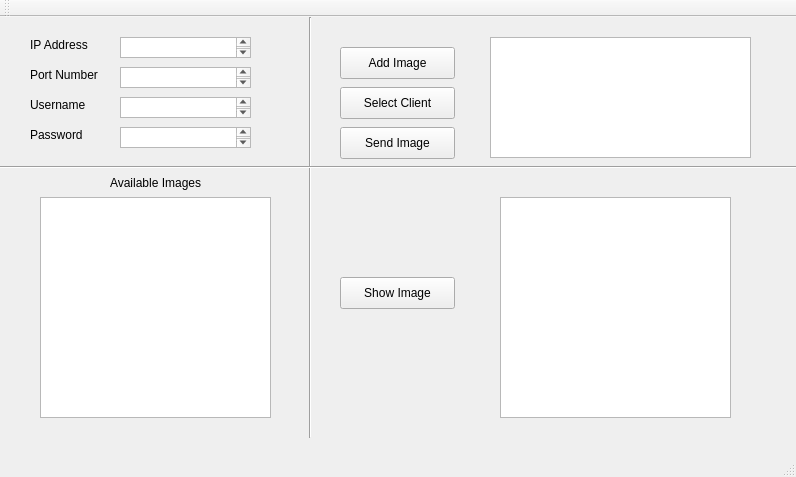
First picture: the form in mainwindow.ui, repository rawanabbas/Mercury, before the edit.
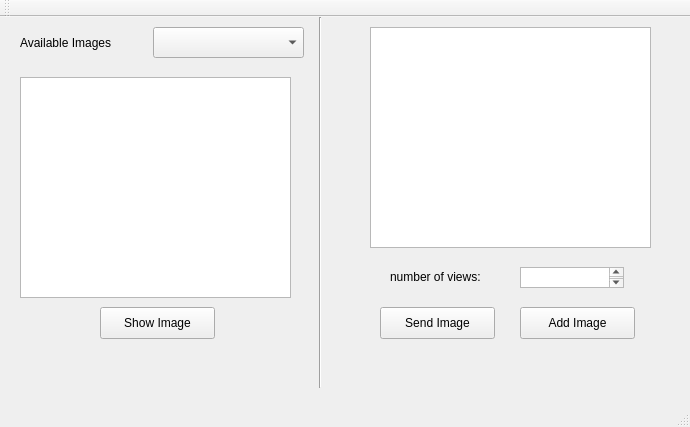
Second picture: the form after the edit.

Commit message: GUI (commented parts are still to be done)

The edit to the form file:
```diff
--- a/mainwindow.ui
+++ b/mainwindow.ui
@@ -6,121 +6,19 @@
    <rect>
     <x>0</x>
     <y>0</y>
-    <width>796</width>
-    <height>477</height>
+    <width>690</width>
+    <height>427</height>
    </rect>
   </property>
   <property name="windowTitle">
    <string>MainWindow</string>
   </property>
   <widget class="QWidget" name="centralWidget">
-   <widget class="QTextEdit" name="textEdit">
-    <property name="geometry">
-     <rect>
-      <x>120</x>
-      <y>20</y>
-      <width>131</width>
-      <height>21</height>
-     </rect>
-    </property>
-   </widget>
-   <widget class="QLabel" name="label">
-    <property name="geometry">
-     <rect>
-      <x>30</x>
-      <y>20</y>
-      <width>59</width>
-      <height>16</height>
-     </rect>
-    </property>
-    <property name="text">
-     <string>IP Address</string>
-    </property>
-   </widget>
-   <widget class="QLabel" name="label_2">
-    <property name="geometry">
-     <rect>
-      <x>30</x>
-      <y>50</y>
-      <width>81</width>
-      <height>16</height>
-     </rect>
-    </property>
-    <property name="text">
-     <string>Port Number</string>
-    </property>
-   </widget>
-   <widget class="QTextEdit" name="textEdit_2">
-    <property name="geometry">
-     <rect>
-      <x>120</x>
-      <y>50</y>
-      <width>131</width>
-      <height>21</height>
-     </rect>
-    </property>
-   </widget>
-   <widget class="QLabel" name="label_3">
-    <property name="geometry">
-     <rect>
-      <x>30</x>
-      <y>80</y>
-      <width>71</width>
-      <height>16</height>
-     </rect>
-    </property>
-    <property name="text">
-     <string>Username</string>
-    </property>
-   </widget>
-   <widget class="QTextEdit" name="textEdit_3">
-    <property name="geometry">
-     <rect>
-      <x>120</x>
-      <y>80</y>
-      <width>131</width>
-      <height>21</height>
-     </rect>
-    </property>
-   </widget>
-   <widget class="QLabel" name="label_4">
-    <property name="geometry">
-     <rect>
-      <x>30</x>
-      <y>110</y>
-      <width>71</width>
-      <height>16</height>
-     </rect>
-    </property>
-    <property name="text">
-     <string>Password</string>
-    </property>
-   </widget>
-   <widget class="QTextEdit" name="textEdit_4">
-    <property name="geometry">
-     <rect>
-      <x>120</x>
-      <y>110</y>
-      <width>131</width>
-      <height>21</height>
-     </rect>
-    </property>
-   </widget>
-   <widget class="QGraphicsView" name="graphicsView">
-    <property name="geometry">
-     <rect>
-      <x>40</x>
-      <y>180</y>
-      <width>231</width>
-      <height>221</height>
-     </rect>
-    </property>
-   </widget>
    <widget class="QLabel" name="label_5">
     <property name="geometry">
      <rect>
-      <x>110</x>
-      <y>140</y>
+      <x>20</x>
+      <y>0</y>
       <width>121</width>
       <height>51</height>
      </rect>
@@ -132,8 +30,8 @@
    <widget class="QPushButton" name="pushButton">
     <property name="geometry">
      <rect>
-      <x>340</x>
-      <y>30</y>
+      <x>520</x>
+      <y>290</y>
       <width>115</width>
       <height>32</height>
      </rect>
@@ -145,21 +43,8 @@
    <widget class="QPushButton" name="pushButton_2">
     <property name="geometry">
      <rect>
-      <x>340</x>
-      <y>70</y>
-      <width>115</width>
-      <height>32</height>
-     </rect>
-    </property>
-    <property name="text">
-     <string>Select Client</string>
-    </property>
-   </widget>
-   <widget class="QPushButton" name="pushButton_3">
-    <property name="geometry">
-     <rect>
-      <x>340</x>
-      <y>110</y>
+      <x>380</x>
+      <y>290</y>
       <width>115</width>
       <height>32</height>
      </rect>
@@ -168,63 +53,83 @@
      <string>Send Image</string>
     </property>
    </widget>
-   <widget class="QListWidget" name="listWidget">
+   <widget class="QPushButton" name="ShowImage">
     <property name="geometry">
      <rect>
-      <x>490</x>
-      <y>20</y>
-      <width>261</width>
-      <height>121</height>
+      <x>100</x>
+      <y>290</y>
+      <width>115</width>
+      <height>32</height>
      </rect>
     </property>
+    <property name="text">
+     <string>Show Image</string>
+    </property>
    </widget>
-   <widget class="Line" name="line">
+   <widget class="QGraphicsView" name="viewImage">
     <property name="geometry">
      <rect>
-      <x>300</x>
+      <x>20</x>
+      <y>60</y>
+      <width>271</width>
+      <height>221</height>
+     </rect>
+    </property>
+   </widget>
+   <widget class="Line" name="line_2">
+    <property name="geometry">
+     <rect>
+      <x>310</x>
       <y>0</y>
       <width>20</width>
-      <height>421</height>
+      <height>371</height>
      </rect>
     </property>
     <property name="orientation">
      <enum>Qt::Vertical</enum>
     </property>
    </widget>
-   <widget class="Line" name="line_2">
+   <widget class="QTableWidget" name="availableClients">
     <property name="geometry">
      <rect>
-      <x>0</x>
-      <y>140</y>
-      <width>801</width>
+      <x>370</x>
+      <y>10</y>
+      <width>281</width>
+      <height>221</height>
+     </rect>
+    </property>
+   </widget>
+   <widget class="QComboBox" name="availableImages">
+    <property name="geometry">
+     <rect>
+      <x>153</x>
+      <y>10</y>
+      <width>151</width>
+      <height>31</height>
+     </rect>
+    </property>
+   </widget>
+   <widget class="QTextEdit" name="viewsBox">
+    <property name="geometry">
+     <rect>
+      <x>520</x>
+      <y>250</y>
+      <width>104</width>
+      <height>21</height>
+     </rect>
+    </property>
+   </widget>
+   <widget class="QLabel" name="label">
+    <property name="geometry">
+     <rect>
+      <x>390</x>
+      <y>250</y>
+      <width>111</width>
       <height>20</height>
      </rect>
     </property>
-    <property name="orientation">
-     <enum>Qt::Horizontal</enum>
-    </property>
-   </widget>
-   <widget class="QPushButton" name="pushButton_4">
-    <property name="geometry">
-     <rect>
-      <x>340</x>
-      <y>260</y>
-      <width>115</width>
-      <height>32</height>
-     </rect>
-    </property>
     <property name="text">
-     <string>Show Image</string>
-    </property>
-   </widget>
-   <widget class="QGraphicsView" name="graphicsView_2">
-    <property name="geometry">
-     <rect>
-      <x>500</x>
-      <y>180</y>
-      <width>231</width>
-      <height>221</height>
-     </rect>
+     <string>number of views:</string>
     </property>
    </widget>
   </widget>
```
Left out of the diff: 6 changed lines with no effect on the pictures. The commit also changes 4 other files.
